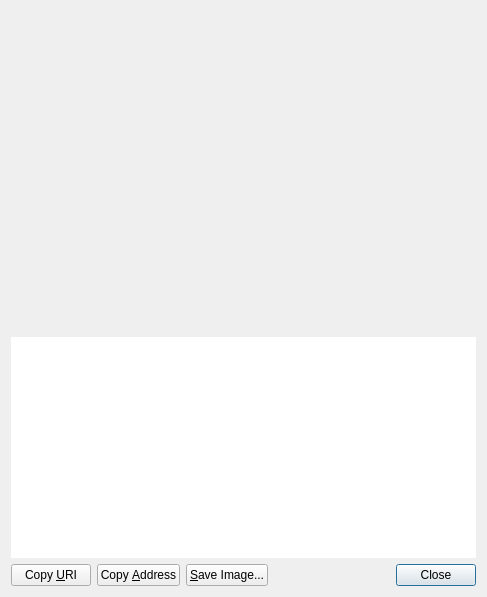
The window that src/qt/forms/receiverequestdialog.ui (minblock/ogkushcoin) describes before a commit, drawn with Qt 5.
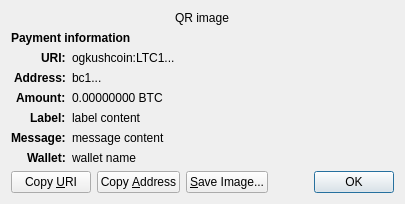
The same window after the commit. Custom widgets are drawn as their Qt base class.

```diff
--- a/src/qt/forms/receiverequestdialog.ui
+++ b/src/qt/forms/receiverequestdialog.ui
@@ -6,60 +6,158 @@
    <rect>
     <x>0</x>
     <y>0</y>
-    <width>487</width>
-    <height>597</height>
+    <width>413</width>
+    <height>229</height>
    </rect>
   </property>
-  <layout class="QVBoxLayout" name="verticalLayout_3">
-   <item>
-    <widget class="QRImageWidget" name="lblQRCode">
-     <property name="sizePolicy">
-      <sizepolicy hsizetype="Expanding" vsizetype="Fixed">
-       <horstretch>0</horstretch>
-       <verstretch>0</verstretch>
-      </sizepolicy>
+  <property name="windowTitle">
+   <string>Request payment to ...</string>
+  </property>
+  <layout class="QGridLayout" name="gridLayout" columnstretch="0,1">
+   <property name="sizeConstraint">
+    <enum>QLayout::SetFixedSize</enum>
+   </property>
+   <item row="0" column="0" colspan="2" alignment="Qt::AlignHCenter">
+    <widget class="QRImageWidget" name="qr_code">
+     <property name="text">
+      <string notr="true">QR image</string>
      </property>
-     <property name="minimumSize">
-      <size>
-       <width>300</width>
-       <height>320</height>
-      </size>
+     <property name="textInteractionFlags">
+      <set>Qt::NoTextInteraction</set>
      </property>
-     <property name="toolTip">
-      <string>QR Code</string>
+    </widget>
+   </item>
+   <item row="1" column="0" colspan="2">
+    <widget class="QLabel" name="payment_header">
+     <property name="font">
+      <font>
+       <weight>75</weight>
+       <bold>true</bold>
+      </font>
      </property>
+     <property name="text">
+      <string>Payment information</string>
+     </property>
+     <property name="textInteractionFlags">
+      <set>Qt::NoTextInteraction</set>
+     </property>
+    </widget>
+   </item>
+   <item row="2" column="0" alignment="Qt::AlignRight|Qt::AlignTop">
+    <widget class="QLabel" name="uri_tag">
+     <property name="font">
+      <font>
+       <weight>75</weight>
+       <bold>true</bold>
+      </font>
+     </property>
+     <property name="text">
+      <string notr="true">URI:</string>
+     </property>
      <property name="textFormat">
       <enum>Qt::PlainText</enum>
      </property>
-     <property name="alignment">
-      <set>Qt::AlignCenter</set>
+     <property name="textInteractionFlags">
+      <set>Qt::NoTextInteraction</set>
      </property>
+    </widget>
+   </item>
+   <item row="2" column="1" alignment="Qt::AlignTop">
+    <widget class="QLabel" name="uri_content">
+     <property name="text">
+      <string notr="true">ogkushcoin:LTC1...</string>
+     </property>
+     <property name="textFormat">
+      <enum>Qt::RichText</enum>
+     </property>
      <property name="wordWrap">
       <bool>true</bool>
      </property>
     </widget>
    </item>
-   <item>
-    <widget class="QTextEdit" name="outUri">
-     <property name="sizePolicy">
-      <sizepolicy hsizetype="Expanding" vsizetype="Expanding">
-       <horstretch>0</horstretch>
-       <verstretch>0</verstretch>
-      </sizepolicy>
+   <item row="3" column="0" alignment="Qt::AlignRight|Qt::AlignTop">
+    <widget class="QLabel" name="address_tag">
+     <property name="font">
+      <font>
+       <weight>75</weight>
+       <bold>true</bold>
+      </font>
      </property>
-     <property name="minimumSize">
-      <size>
-       <width>0</width>
-       <height>50</height>
-      </size>
+     <property name="text">
+      <string>Address:</string>
      </property>
-     <property name="frameShape">
-      <enum>QFrame::NoFrame</enum>
+     <property name="textInteractionFlags">
+      <set>Qt::NoTextInteraction</set>
      </property>
-     <property name="frameShadow">
-      <enum>QFrame::Plain</enum>
+    </widget>
+   </item>
+   <item row="3" column="1" alignment="Qt::AlignTop">
+    <widget class="QLabel" name="address_content">
+     <property name="text">
+      <string notr="true">bc1...</string>
      </property>
-     <property name="tabChangesFocus">
+     <property name="textFormat">
+      <enum>Qt::PlainText</enum>
+     </property>
+     <property name="textInteractionFlags">
+      <set>Qt::TextSelectableByMouse</set>
+     </property>
+    </widget>
+   </item>
+   <item row="4" column="0" alignment="Qt::AlignRight|Qt::AlignTop">
+    <widget class="QLabel" name="amount_tag">
+     <property name="font">
+      <font>
+       <weight>75</weight>
+       <bold>true</bold>
+      </font>
+     </property>
+     <property name="text">
+      <string>Amount:</string>
+     </property>
+     <property name="textInteractionFlags">
+      <set>Qt::NoTextInteraction</set>
+     </property>
+    </widget>
+   </item>
+   <item row="4" column="1" alignment="Qt::AlignTop">
+    <widget class="QLabel" name="amount_content">
+     <property name="text">
+      <string notr="true">0.00000000 BTC</string>
+     </property>
+     <property name="textFormat">
+      <enum>Qt::PlainText</enum>
+     </property>
+     <property name="textInteractionFlags">
+      <set>Qt::TextSelectableByMouse</set>
+     </property>
+    </widget>
+   </item>
+   <item row="5" column="0" alignment="Qt::AlignRight|Qt::AlignTop">
+    <widget class="QLabel" name="label_tag">
+     <property name="font">
+      <font>
+       <weight>75</weight>
+       <bold>true</bold>
+      </font>
+     </property>
+     <property name="text">
+      <string>Label:</string>
+     </property>
+     <property name="textInteractionFlags">
+      <set>Qt::NoTextInteraction</set>
+     </property>
+    </widget>
+   </item>
+   <item row="5" column="1" alignment="Qt::AlignTop">
+    <widget class="QLabel" name="label_content">
+     <property name="text">
+      <string notr="true">label content</string>
+     </property>
+     <property name="textFormat">
+      <enum>Qt::PlainText</enum>
+     </property>
+     <property name="wordWrap">
       <bool>true</bool>
      </property>
      <property name="textInteractionFlags">
@@ -67,7 +165,71 @@
      </property>
     </widget>
    </item>
-   <item>
+   <item row="6" column="0" alignment="Qt::AlignRight|Qt::AlignTop">
+    <widget class="QLabel" name="message_tag">
+     <property name="font">
+      <font>
+       <weight>75</weight>
+       <bold>true</bold>
+      </font>
+     </property>
+     <property name="text">
+      <string>Message:</string>
+     </property>
+     <property name="textInteractionFlags">
+      <set>Qt::NoTextInteraction</set>
+     </property>
+    </widget>
+   </item>
+   <item row="6" column="1" alignment="Qt::AlignTop">
+    <widget class="QLabel" name="message_content">
+     <property name="text">
+      <string notr="true">message content</string>
+     </property>
+     <property name="textFormat">
+      <enum>Qt::PlainText</enum>
+     </property>
+     <property name="wordWrap">
+      <bool>true</bool>
+     </property>
+     <property name="textInteractionFlags">
+      <set>Qt::TextSelectableByMouse</set>
+     </property>
+    </widget>
+   </item>
+   <item row="7" column="0" alignment="Qt::AlignRight|Qt::AlignTop">
+    <widget class="QLabel" name="wallet_tag">
+     <property name="font">
+      <font>
+       <weight>75</weight>
+       <bold>true</bold>
+      </font>
+     </property>
+     <property name="text">
+      <string>Wallet:</string>
+     </property>
+     <property name="textInteractionFlags">
+      <set>Qt::NoTextInteraction</set>
+     </property>
+    </widget>
+   </item>
+   <item row="7" column="1" alignment="Qt::AlignTop">
+    <widget class="QLabel" name="wallet_content">
+     <property name="text">
+      <string notr="true">wallet name</string>
+     </property>
+     <property name="textFormat">
+      <enum>Qt::PlainText</enum>
+     </property>
+     <property name="wordWrap">
+      <bool>true</bool>
+     </property>
+     <property name="textInteractionFlags">
+      <set>Qt::TextSelectableByMouse</set>
+     </property>
+    </widget>
+   </item>
+   <item row="8" column="0" colspan="2">
     <layout class="QHBoxLayout" name="horizontalLayout">
      <item>
       <widget class="QPushButton" name="btnCopyURI">
@@ -115,7 +277,7 @@
      <item>
       <widget class="QDialogButtonBox" name="buttonBox">
        <property name="standardButtons">
-        <set>QDialogButtonBox::Close</set>
+        <set>QDialogButtonBox::Ok</set>
        </property>
       </widget>
      </item>
```
Left out of the diff: 40 changed lines with no effect on the pictures.
